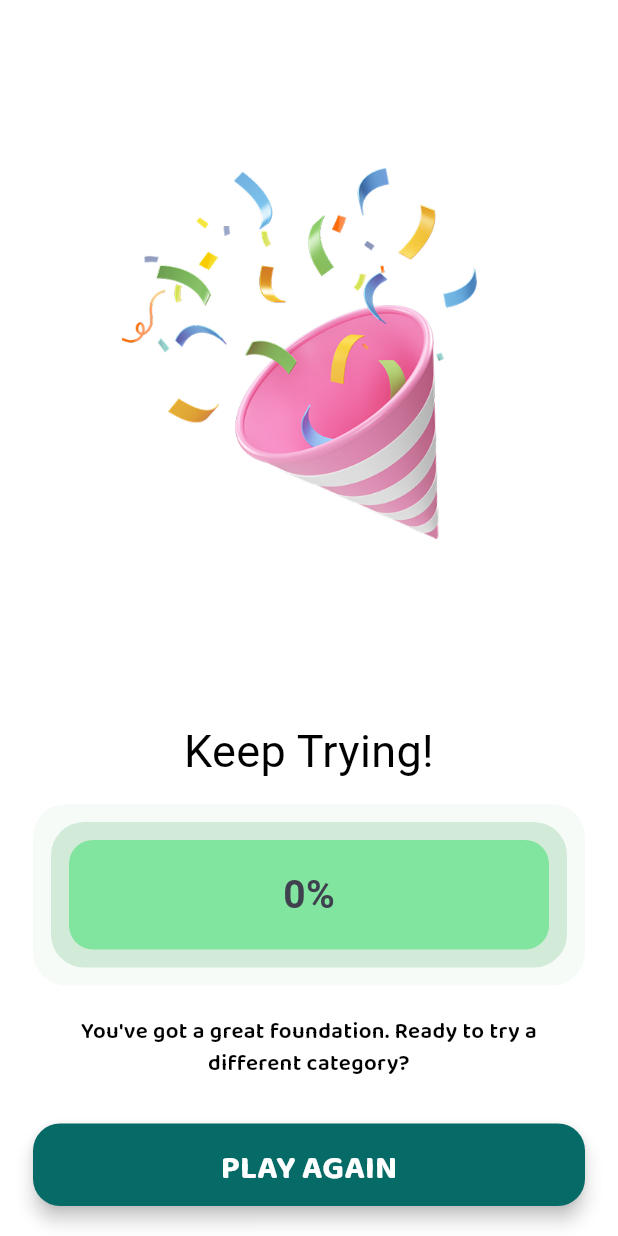
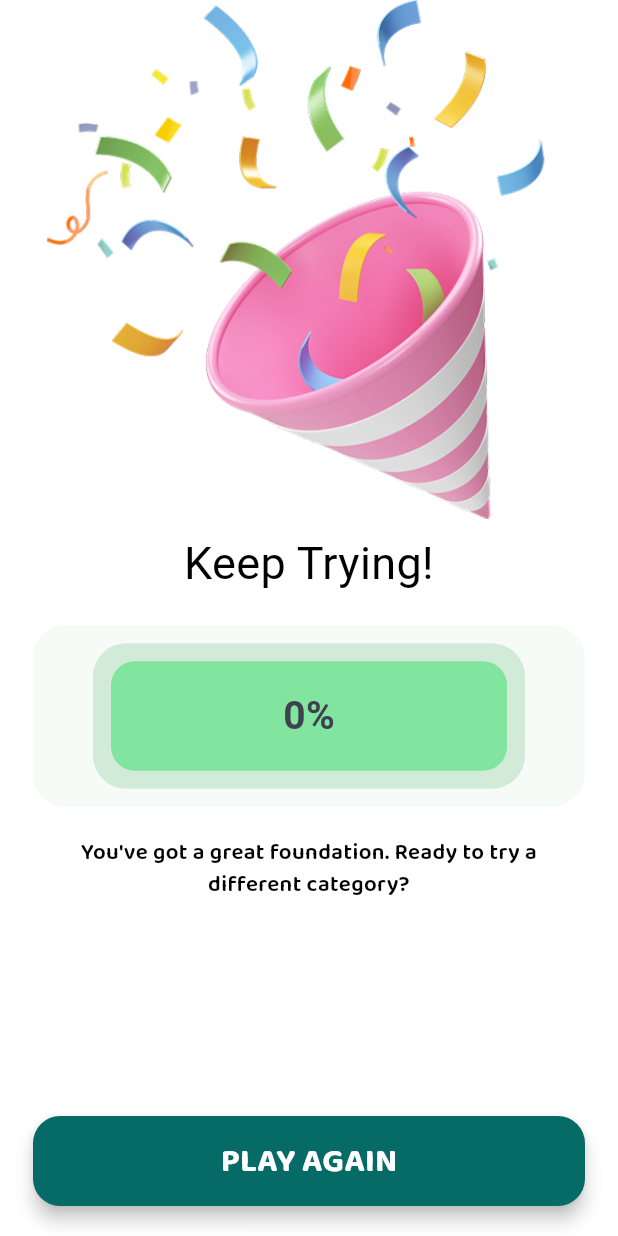
Before and after one commit to abuubaida921/quizzical, a Flutter app: the ResultsPage screen opened directly with empty values, on a phone screen of 412 x 824 dp. Run offline on Flutter 3.47's test engine with Material 3 defaults, Android fonts, the phone set to English and light mode, and no system bars; our stand-ins replace cherry_toast, dio, get, get_it, google_fonts; Roboto replaces fonts that are missing (Aoboshi One).

Commit message:
Refactor results page layout; update image size, spacing, and navigation to use AppPages

```diff
--- a/lib/features/quiz/presentation/pages/results_page.dart
+++ b/lib/features/quiz/presentation/pages/results_page.dart
@@ -2,6 +2,7 @@ import 'dart:math';
 import 'package:flutter/material.dart';
 import 'package:get/get.dart';
 import 'package:quizzical/core/theme/app_colors.dart';
+import 'package:quizzical/routes/app_pages.dart';
 import '../../../../core/constants/assets.dart';
 import '../../../../core/theme/app_text_style.dart';
 
@@ -39,11 +40,8 @@ class ResultsPage extends StatelessWidget {
             crossAxisAlignment: CrossAxisAlignment.center,
             children: [
 
-              Expanded(
-                flex: 3,
-                child: Center(
-                  child: Image.asset(Assets.assetIcons.celebrate,width: 250,),
-                ),
+              Center(
+                child: Image.asset(Assets.assetIcons.celebrate,width: 350,),
               ),
 
               const SizedBox(height: 8),
@@ -57,7 +55,7 @@ class ResultsPage extends StatelessWidget {
                 ),
               ),
 
-              const SizedBox(height: 14),
+              const SizedBox(height: 20),
 
               _ScoreBadge(percentage: percent),
 
@@ -75,14 +73,14 @@ class ResultsPage extends StatelessWidget {
                 ),
               ),
 
-              const SizedBox(height: 30),
+              Spacer(),
 
               SizedBox(
-                height: 55,
+                height: 60,
                 width: double.infinity,
                 child: ElevatedButton(
                   onPressed: () {
-                    Get.offAllNamed('/categories');
+                    Get.offAllNamed(AppPages.categories);
                   },
                   style: ElevatedButton.styleFrom(
                     backgroundColor: const Color(0xFF066A66),
@@ -118,7 +116,7 @@ class _ScoreBadge extends StatelessWidget {
   @override
   Widget build(BuildContext context) {
     return Container(
-      padding: const EdgeInsets.all(12),
+      padding: const EdgeInsets.symmetric(horizontal: 40,vertical: 12),
       decoration: BoxDecoration(
         color: AppColors.resultScoreOuterColor.withOpacity(0.2),
         borderRadius: BorderRadius.circular(22),
```
